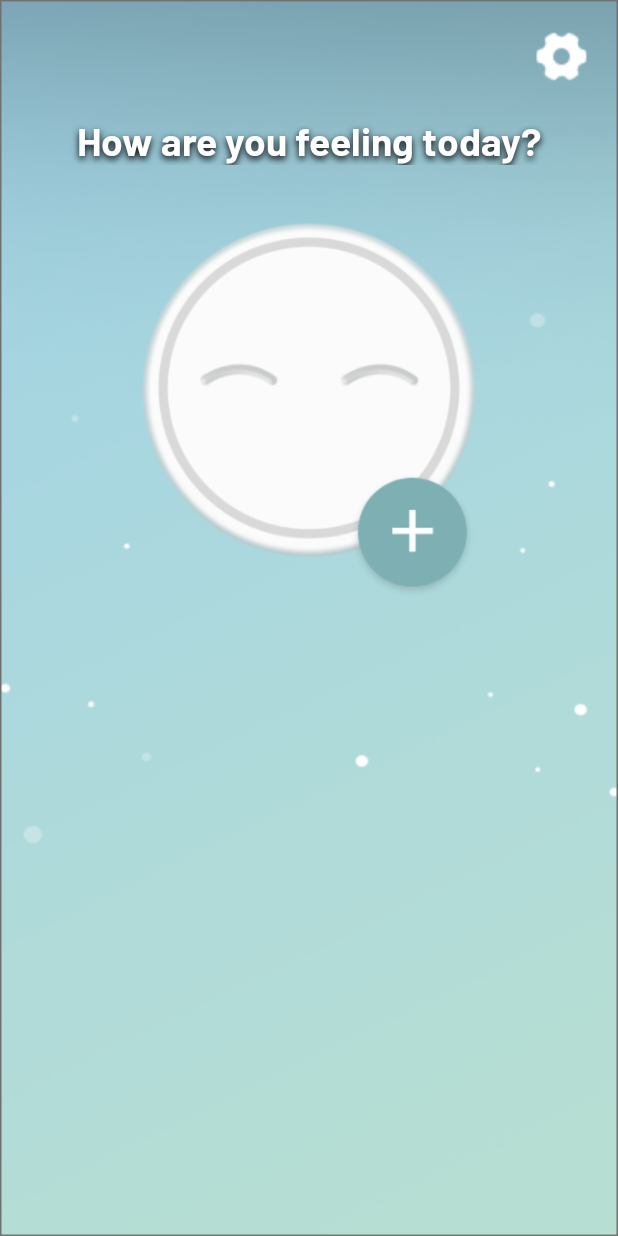
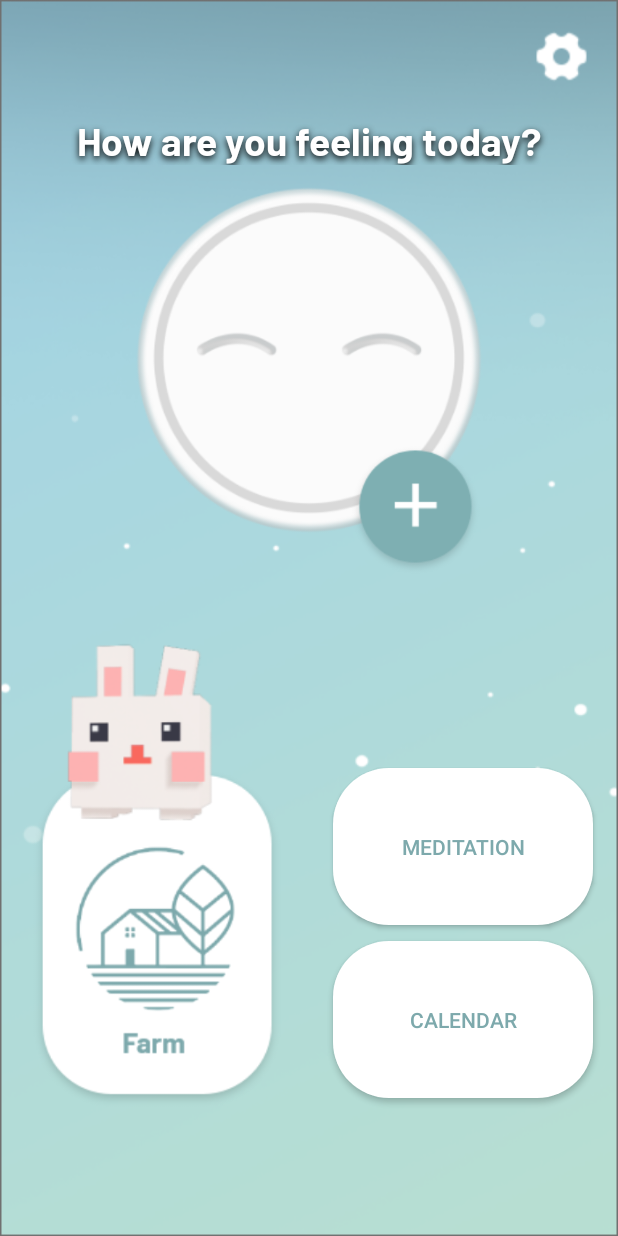
Before and after one commit to piggetro/ANDE, an Android app: the screen it shows after launch (MainActivity), on a phone screen of 412 x 824 dp. Run offline under Robolectric (Android 15) with nearby library versions, the phone set to English and light mode, and no system bars.

Commit message:
feat: added farm button to homepage

```diff
--- /dev/null
+++ b/app/src/main/res/drawable/custom_button.xml
@@ -0,0 +1,6 @@
+<?xml version="1.0" encoding="utf-8"?>
+<shape xmlns:android="http://schemas.android.com/apk/res/android"
+    android:shape="rectangle">
+    <solid android:color="#FFFFFF" />
+    <corners android:radius="37dp" />
+</shape>
--- a/app/src/main/res/layout/activity_main.xml
+++ b/app/src/main/res/layout/activity_main.xml
@@ -42,8 +42,62 @@
         <ImageView
             android:id="@+id/imageView2"
             android:layout_width="match_parent"
-            android:layout_height="400dp"
-            android:layout_marginTop="-50dp"
+            android:layout_height="500dp"
+            android:layout_marginTop="-120dp"
             app:srcCompat="@drawable/homepage_emoji" />
+
+        <LinearLayout
+            android:layout_width="match_parent"
+            android:layout_height="match_parent"
+            android:orientation="horizontal"
+            android:layout_marginTop="-150dp"
+            android:gravity="center">
+
+            <LinearLayout
+                android:layout_width="0dp"
+                android:layout_height="match_parent"
+                android:layout_weight="1"
+                android:orientation="vertical"
+                android:gravity="center">
+
+                <ImageView
+                    android:id="@+id/imageView7"
+                    android:layout_width="891dp"
+                    android:layout_height="436.5dp"
+                    android:layout_gravity="center"
+                    android:layout_marginTop="-120dp"
+                    android:src="@drawable/farm_button_homepage" />
+            </LinearLayout>
+
+            <LinearLayout
+                android:layout_width="0dp"
+                android:layout_height="match_parent"
+                android:layout_weight="1"
+                android:orientation="vertical"
+                android:layout_marginTop="40dp"
+                android:gravity="center">
+
+                <Button
+                    android:id="@+id/button3"
+                    android:layout_width="173dp"
+                    android:layout_height="104.832298137dp"
+                    android:text="Meditation"
+                    android:textColor="#7DA9AC"
+                    android:background="@drawable/custom_button"
+                    android:layout_marginBottom="5dp"
+                    android:layout_gravity="center" />
+
+                <Button
+                    android:id="@+id/button4"
+                    android:layout_width="173dp"
+                    android:layout_height="104.832298137dp"
+                    android:text="Calendar"
+                    android:textColor="#7DA9AC"
+                    android:background="@drawable/custom_button"
+                    android:layout_marginTop="5dp"
+                    android:layout_gravity="center" />
+            </LinearLayout>
+        </LinearLayout>
+
     </LinearLayout>
 </androidx.constraintlayout.widget.ConstraintLayout>
--- a/app/src/main/res/values-night/themes.xml
+++ b/app/src/main/res/values-night/themes.xml
@@ -1,6 +1,6 @@
 <resources xmlns:tools="http://schemas.android.com/tools">
     <!-- Base application theme. -->
-    <style name="Base.Theme.ANDE" parent="Theme.Material3.DayNight.NoActionBar">
+    <style name="Base.Theme.ANDE" parent="Theme.AppCompat.Light.NoActionBar">
         <!-- Customize your dark theme here. -->
         <!-- <item name="colorPrimary">@color/my_dark_primary</item> -->
     </style>
--- a/app/src/main/res/values/themes.xml
+++ b/app/src/main/res/values/themes.xml
@@ -1,6 +1,6 @@
 <resources xmlns:tools="http://schemas.android.com/tools">
     <!-- Base application theme. -->
-    <style name="Base.Theme.ANDE" parent="Theme.Material3.DayNight.NoActionBar">
+    <style name="Base.Theme.ANDE" parent="Theme.AppCompat.Light.NoActionBar">
         <!-- Customize your light theme here. -->
         <!-- <item name="colorPrimary">@color/my_light_primary</item> -->
     </style>
```
Also changed, not shown: app/src/main/res/drawable/farm_button_homepage.png (added).
